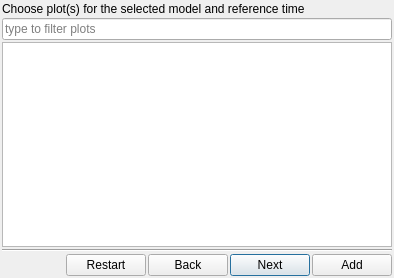
Qt form src/vcross_qt/vcross_plot_add_dialog.ui (metno/diana) before a commit.
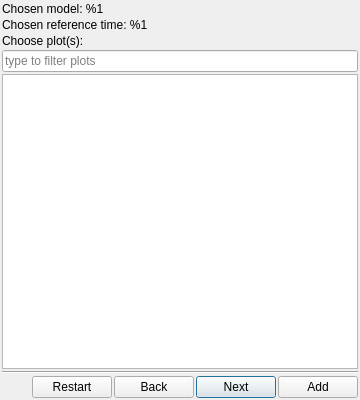
The same form after that commit. The open tabs and pages were chosen to show the change.

Commit message: vcross: show selected model and reference time in add plot dialog

```diff
--- a/src/vcross_qt/vcross_plot_add_dialog.ui
+++ b/src/vcross_qt/vcross_plot_add_dialog.ui
@@ -9,8 +9,8 @@
    <rect>
     <x>0</x>
     <y>0</y>
-    <width>394</width>
-    <height>278</height>
+    <width>360</width>
+    <height>400</height>
    </rect>
   </property>
   <property name="windowTitle">
@@ -90,7 +90,7 @@
       </layout>
      </widget>
      <widget class="QWidget" name="plotPage">
-      <layout class="QVBoxLayout" name="layoutFields" stretch="0,0,0">
+      <layout class="QVBoxLayout" name="layoutFields" stretch="0,0,0,0,1">
        <property name="spacing">
         <number>2</number>
        </property>
@@ -100,7 +100,21 @@
        <item>
         <widget class="QLabel" name="plotLabelModel">
          <property name="text">
-          <string notr="true">Choose plot(s) for the selected model and reference time</string>
+          <string notr="true">Chosen model: %1</string>
+         </property>
+        </widget>
+       </item>
+       <item>
+        <widget class="QLabel" name="plotLabelReftime">
+         <property name="text">
+          <string notr="true">Chosen reference time: %1</string>
+         </property>
+        </widget>
+       </item>
+       <item>
+        <widget class="QLabel" name="plotLabel">
+         <property name="text">
+          <string>Choose plot(s):</string>
          </property>
         </widget>
        </item>
```
Left out of the diff: 9 changed lines with no effect on the pictures. The commit also changes 1 other file.
